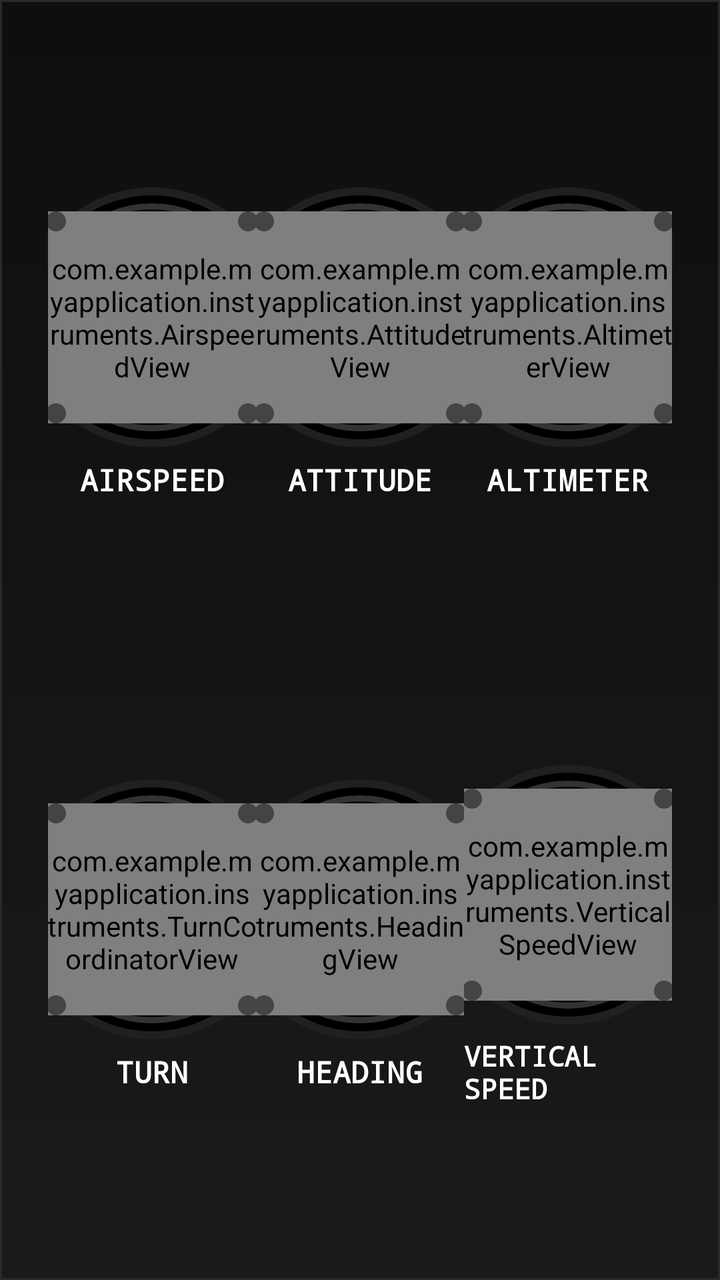
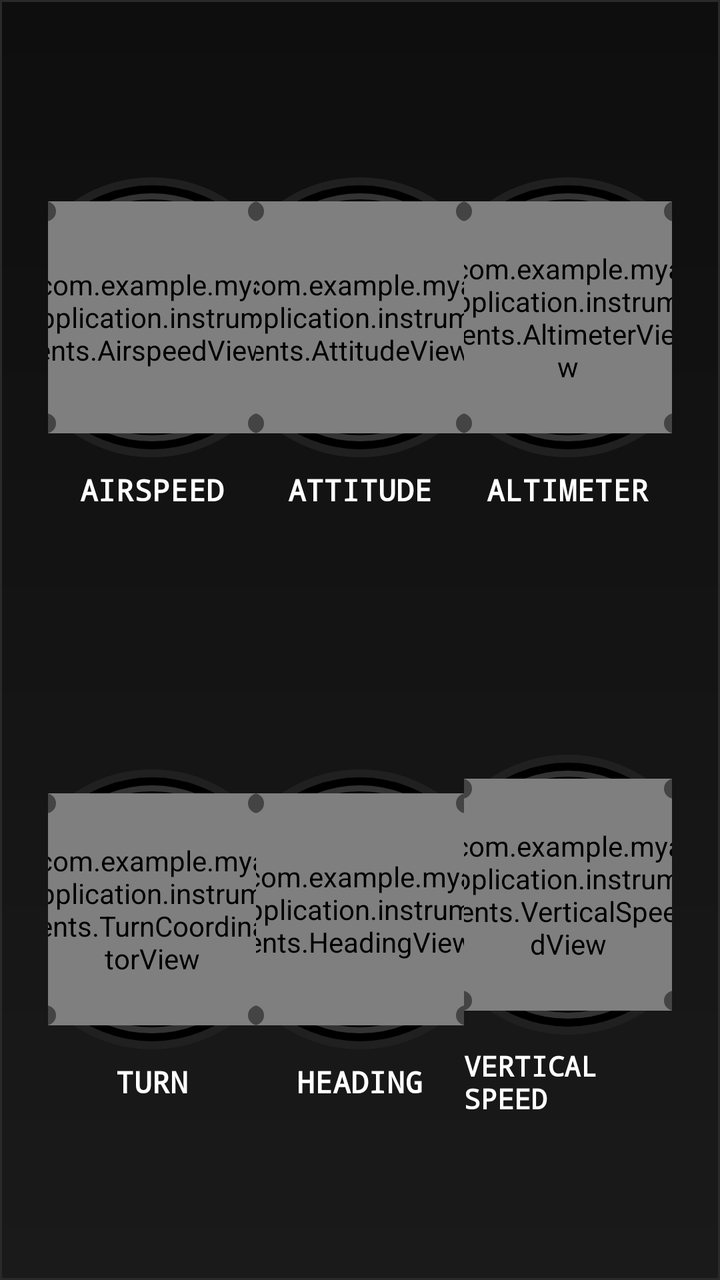

Screens rendered from an Android XML layout before and after an edit, with the pre-edit source and the edit as a unified diff.
<!-- AndroidManifest.xml: application theme Theme.MyApplication -->
<!-- res/layout/activity_main.xml -->
<?xml version="1.0" encoding="utf-8"?>
<LinearLayout xmlns:android="http://schemas.android.com/apk/res/android"
    android:layout_width="match_parent"
    android:layout_height="match_parent"
    android:orientation="vertical"
    android:background="@drawable/panel_background"
    android:padding="24dp">

    
    <LinearLayout
        android:layout_width="match_parent"
        android:layout_height="0dp"
        android:layout_weight="1"
        android:orientation="horizontal"
        android:gravity="center">

        
        <LinearLayout
            android:layout_width="0dp"
            android:layout_height="wrap_content"
            android:layout_weight="1"
            android:orientation="vertical"
            android:gravity="center">

            <FrameLayout
                android:layout_width="130dp"
                android:layout_height="130dp"
                android:layout_marginBottom="6dp"
                android:background="@drawable/instrument_bezel"
                android:padding="12dp">

                <com.example.myapplication.instruments.AirspeedView
                    android:id="@+id/airspeed"
                    android:layout_width="match_parent"
                    android:layout_height="match_parent"/>

                <ImageView
                    android:layout_width="10dp"
                    android:layout_height="10dp"
                    android:src="@drawable/bolt_round"
                    android:layout_gravity="top|start"/>

                <ImageView
                    android:layout_width="10dp"
                    android:layout_height="10dp"
                    android:src="@drawable/bolt_round"
                    android:layout_gravity="top|end"/>

                <ImageView
                    android:layout_width="10dp"
                    android:layout_height="10dp"
                    android:src="@drawable/bolt_round"
                    android:layout_gravity="bottom|start"/>

                <ImageView
                    android:layout_width="10dp"
                    android:layout_height="10dp"
                    android:src="@drawable/bolt_round"
                    android:layout_gravity="bottom|end"/>

            </FrameLayout>

            <TextView
                android:layout_width="wrap_content"
                android:layout_height="wrap_content"
                android:text="AIRSPEED"
                android:textColor="#FFFFFF"
                android:textSize="15sp"
                android:textStyle="bold"
                android:fontFamily="monospace"/>
        </LinearLayout>

        
        <LinearLayout
            android:layout_width="0dp"
            android:layout_height="wrap_content"
            android:layout_weight="1"
            android:orientation="vertical"
            android:gravity="center">

            <FrameLayout
                android:layout_width="130dp"
                android:layout_height="130dp"
                android:layout_marginBottom="6dp"
                android:background="@drawable/instrument_bezel"
                android:padding="12dp">

                <com.example.myapplication.instruments.AttitudeView
                    android:id="@+id/horizon"
                    android:layout_width="match_parent"
                    android:layout_height="match_parent"/>

                <ImageView
                    android:layout_width="10dp"
                    android:layout_height="10dp"
                    android:src="@drawable/bolt_round"
                    android:layout_gravity="top|start"/>

                <ImageView
                    android:layout_width="10dp"
                    android:layout_height="10dp"
                    android:src="@drawable/bolt_round"
                    android:layout_gravity="top|end"/>

                <ImageView
                    android:layout_width="10dp"
                    android:layout_height="10dp"
                    android:src="@drawable/bolt_round"
                    android:layout_gravity="bottom|start"/>

                <ImageView
                    android:layout_width="10dp"
                    android:layout_height="10dp"
                    android:src="@drawable/bolt_round"
                    android:layout_gravity="bottom|end"/>

            </FrameLayout>

            <TextView
                android:layout_width="wrap_content"
                android:layout_height="wrap_content"
                android:text="ATTITUDE"
                android:textColor="#FFFFFF"
                android:textSize="15sp"
                android:textStyle="bold"
                android:fontFamily="monospace"/>
        </LinearLayout>

        
        <LinearLayout
            android:layout_width="0dp"
            android:layout_height="wrap_content"
            android:layout_weight="1"
            android:orientation="vertical"
            android:gravity="center">

            <FrameLayout
                android:layout_width="130dp"
                android:layout_height="130dp"
                android:layout_marginBottom="6dp"
                android:background="@drawable/instrument_bezel"
                android:padding="12dp">

                <com.example.myapplication.instruments.AltimeterView
                    android:id="@+id/altimeter"
                    android:layout_width="match_parent"
                    android:layout_height="match_parent"/>

                <ImageView
                    android:layout_width="10dp"
                    android:layout_height="10dp"
                    android:src="@drawable/bolt_round"
                    android:layout_gravity="top|start"/>

                <ImageView
                    android:layout_width="10dp"
                    android:layout_height="10dp"
                    android:src="@drawable/bolt_round"
                    android:layout_gravity="top|end"/>

                <ImageView
                    android:layout_width="10dp"
                    android:layout_height="10dp"
                    android:src="@drawable/bolt_round"
                    android:layout_gravity="bottom|start"/>

                <ImageView
                    android:layout_width="10dp"
                    android:layout_height="10dp"
                    android:src="@drawable/bolt_round"
                    android:layout_gravity="bottom|end"/>

            </FrameLayout>

            <TextView
                android:layout_width="wrap_content"
                android:layout_height="wrap_content"
                android:text="ALTIMETER"
                android:textColor="#FFFFFF"
                android:textSize="15sp"
                android:textStyle="bold"
                android:fontFamily="monospace"/>
        </LinearLayout>

    </LinearLayout>

    
    <LinearLayout
        android:layout_width="match_parent"
        android:layout_height="0dp"
        android:layout_weight="1"
        android:orientation="horizontal"
        android:gravity="center">

        
        <LinearLayout
            android:layout_width="0dp"
            android:layout_height="wrap_content"
            android:layout_weight="1"
            android:orientation="vertical"
            android:gravity="center">

            <FrameLayout
                android:layout_width="130dp"
                android:layout_height="130dp"
                android:layout_marginBottom="6dp"
                android:background="@drawable/instrument_bezel"
                android:padding="12dp">

                <com.example.myapplication.instruments.TurnCoordinatorView
                    android:id="@+id/turn"
                    android:layout_width="match_parent"
                    android:layout_height="match_parent"/>

                <ImageView
                    android:layout_width="10dp"
                    android:layout_height="10dp"
                    android:src="@drawable/bolt_round"
                    android:layout_gravity="top|start"/>

                <ImageView
                    android:layout_width="10dp"
                    android:layout_height="10dp"
                    android:src="@drawable/bolt_round"
                    android:layout_gravity="top|end"/>

                <ImageView
                    android:layout_width="10dp"
                    android:layout_height="10dp"
                    android:src="@drawable/bolt_round"
                    android:layout_gravity="bottom|start"/>

                <ImageView
                    android:layout_width="10dp"
                    android:layout_height="10dp"
                    android:src="@drawable/bolt_round"
                    android:layout_gravity="bottom|end"/>

            </FrameLayout>

            <TextView
                android:layout_width="wrap_content"
                android:layout_height="wrap_content"
                android:text="TURN"
                android:textColor="#FFFFFF"
                android:textSize="15sp"
                android:textStyle="bold"
                android:fontFamily="monospace"/>
        </LinearLayout>

        
        <LinearLayout
            android:layout_width="0dp"
            android:layout_height="wrap_content"
            android:layout_weight="1"
            android:orientation="vertical"
            android:gravity="center">

            <FrameLayout
                android:layout_width="130dp"
                android:layout_height="130dp"
                android:layout_marginBottom="6dp"
                android:background="@drawable/instrument_bezel"
                android:padding="12dp">

                <com.example.myapplication.instruments.HeadingView
                    android:id="@+id/heading"
                    android:layout_width="match_parent"
                    android:layout_height="match_parent"/>

                <ImageView
                    android:layout_width="10dp"
                    android:layout_height="10dp"
                    android:src="@drawable/bolt_round"
                    android:layout_gravity="top|start"/>

                <ImageView
                    android:layout_width="10dp"
                    android:layout_height="10dp"
                    android:src="@drawable/bolt_round"
                    android:layout_gravity="top|end"/>

                <ImageView
                    android:layout_width="10dp"
                    android:layout_height="10dp"
                    android:src="@drawable/bolt_round"
                    android:layout_gravity="bottom|start"/>

                <ImageView
                    android:layout_width="10dp"
                    android:layout_height="10dp"
                    android:src="@drawable/bolt_round"
                    android:layout_gravity="bottom|end"/>

            </FrameLayout>

            <TextView
                android:layout_width="wrap_content"
                android:layout_height="wrap_content"
                android:text="HEADING"
                android:textColor="#FFFFFF"
                android:textSize="15sp"
                android:textStyle="bold"
                android:fontFamily="monospace"/>
        </LinearLayout>

        
        <LinearLayout
            android:layout_width="0dp"
            android:layout_height="wrap_content"
            android:layout_weight="1"
            android:orientation="vertical"
            android:gravity="center">

            <FrameLayout
                android:layout_width="130dp"
                android:layout_height="130dp"
                android:layout_marginBottom="6dp"
                android:background="@drawable/instrument_bezel"
                android:padding="12dp">

                <com.example.myapplication.instruments.VerticalSpeedView
                    android:id="@+id/vsi"
                    android:layout_width="match_parent"
                    android:layout_height="match_parent"/>

                <ImageView
                    android:layout_width="10dp"
                    android:layout_height="10dp"
                    android:src="@drawable/bolt_round"
                    android:layout_gravity="top|start"/>

                <ImageView
                    android:layout_width="10dp"
                    android:layout_height="10dp"
                    android:src="@drawable/bolt_round"
                    android:layout_gravity="top|end"/>

                <ImageView
                    android:layout_width="10dp"
                    android:layout_height="10dp"
                    android:src="@drawable/bolt_round"
                    android:layout_gravity="bottom|start"/>

                <ImageView
                    android:layout_width="10dp"
                    android:layout_height="10dp"
                    android:src="@drawable/bolt_round"
                    android:layout_gravity="bottom|end"/>

            </FrameLayout>

            <TextView
                android:layout_width="wrap_content"
                android:layout_height="wrap_content"
                android:text="VERTICAL SPEED"
                android:textColor="#FFFFFF"
                android:textSize="14sp"
                android:textStyle="bold"
                android:fontFamily="monospace"/>
        </LinearLayout>

    </LinearLayout>

</LinearLayout>
<!-- resources referenced by this layout -->
<resources>
  <!-- drawable bolt_round (drawable) -->
  <?xml version="1.0" encoding="utf-8"?>
  <selector xmlns:android="http://schemas.android.com/apk/res/android">
      <item>
          <shape android:shape="oval">
              <solid android:color="#444444"/>
              <size
                  android:width="12dp"
                  android:height="12dp"/>
          </shape>
      </item>
  
      <item
          android:left="2dp"
          android:top="2dp"
          android:right="2dp"
          android:bottom="2dp">
  
          <shape android:shape="oval">
              <gradient
                  android:startColor="#DDDDDD"
                  android:centerColor="#AAAAAA"
                  android:endColor="#666666"
                  android:angle="45"/>
              <stroke
                  android:width="1dp"
                  android:color="#333333"/>
          </shape>
  
      </item>
  </selector>
  <!-- drawable instrument_bezel (drawable) -->
  <?xml version="1.0" encoding="utf-8"?>
  <layer-list xmlns:android="http://schemas.android.com/apk/res/android">
  
      
      <item>
          <shape android:shape="oval">
              <solid android:color="#000000"/>
              <stroke
                  android:width="4dp"
                  android:color="#202020"/>
          </shape>
      </item>
  
      
      <item
          android:left="8dp"
          android:top="8dp"
          android:right="8dp"
          android:bottom="8dp">
  
          <shape android:shape="oval">
              <solid android:color="#000000"/>
  
              <stroke
                  android:width="3dp"
                  android:color="#333333"/>
  
          </shape>
  
      </item>
  
  </layer-list>
  <!-- drawable panel_background (drawable) -->
  <?xml version="1.0" encoding="utf-8"?>
  <shape xmlns:android="http://schemas.android.com/apk/res/android">
      <gradient
          android:startColor="#1A1A1A"
          android:endColor="#0E0E0E"
          android:angle="90"/>
      <stroke android:width="1dp" android:color="#2A2A2A"/>
  </shape>
  <style name="Theme.MyApplication" parent="Base.Theme.MyApplication" />
  <style name="Base.Theme.MyApplication" parent="Theme.Material3.DayNight.NoActionBar">
          
          
      </style>
</resources>

<!-- the commit's change to res/layout/activity_main.xml (unified diff, before → after) -->
@@ -23,8 +23,8 @@
             android:gravity="center">
 
             <FrameLayout
-                android:layout_width="130dp"
-                android:layout_height="130dp"
+                android:layout_width="140dp"
+                android:layout_height="140dp"
                 android:layout_marginBottom="6dp"
                 android:background="@drawable/instrument_bezel"
                 android:padding="12dp">
@@ -79,8 +79,8 @@
             android:gravity="center">
 
             <FrameLayout
-                android:layout_width="130dp"
-                android:layout_height="130dp"
+                android:layout_width="140dp"
+                android:layout_height="140dp"
                 android:layout_marginBottom="6dp"
                 android:background="@drawable/instrument_bezel"
                 android:padding="12dp">
@@ -135,8 +135,8 @@
             android:gravity="center">
 
             <FrameLayout
-                android:layout_width="130dp"
-                android:layout_height="130dp"
+                android:layout_width="140dp"
+                android:layout_height="140dp"
                 android:layout_marginBottom="6dp"
                 android:background="@drawable/instrument_bezel"
                 android:padding="12dp">
@@ -201,8 +201,8 @@
             android:gravity="center">
 
             <FrameLayout
-                android:layout_width="130dp"
-                android:layout_height="130dp"
+                android:layout_width="140dp"
+                android:layout_height="140dp"
                 android:layout_marginBottom="6dp"
                 android:background="@drawable/instrument_bezel"
                 android:padding="12dp">
@@ -257,8 +257,8 @@
             android:gravity="center">
 
             <FrameLayout
-                android:layout_width="130dp"
-                android:layout_height="130dp"
+                android:layout_width="140dp"
+                android:layout_height="140dp"
                 android:layout_marginBottom="6dp"
                 android:background="@drawable/instrument_bezel"
                 android:padding="12dp">
@@ -313,8 +313,8 @@
             android:gravity="center">
 
             <FrameLayout
-                android:layout_width="130dp"
-                android:layout_height="130dp"
+                android:layout_width="140dp"
+                android:layout_height="140dp"
                 android:layout_marginBottom="6dp"
                 android:background="@drawable/instrument_bezel"
                 android:padding="12dp">
